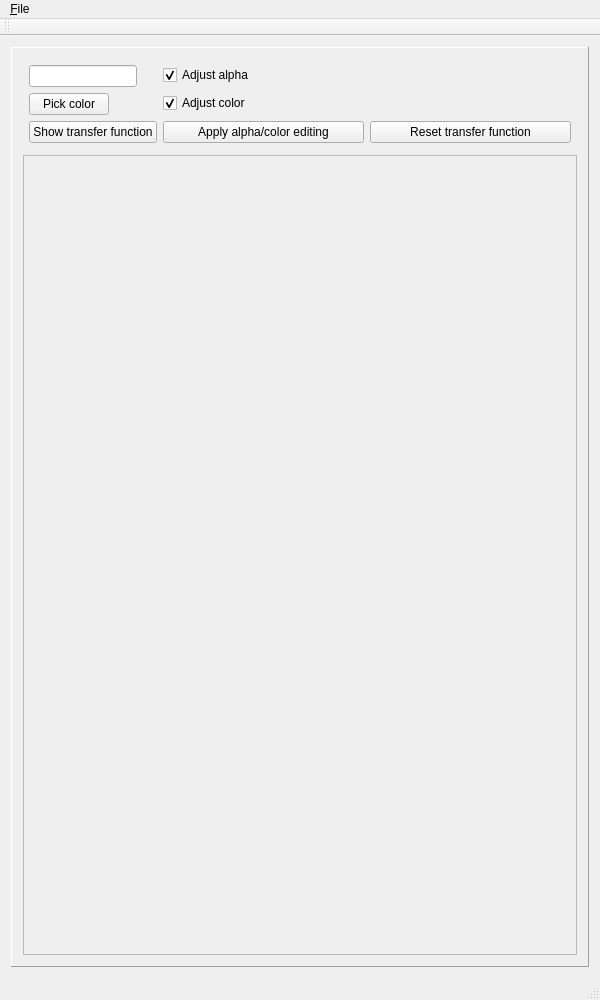
luosz/cuda-visibility, file QtCuda/mainwindow.ui: the form before one commit.
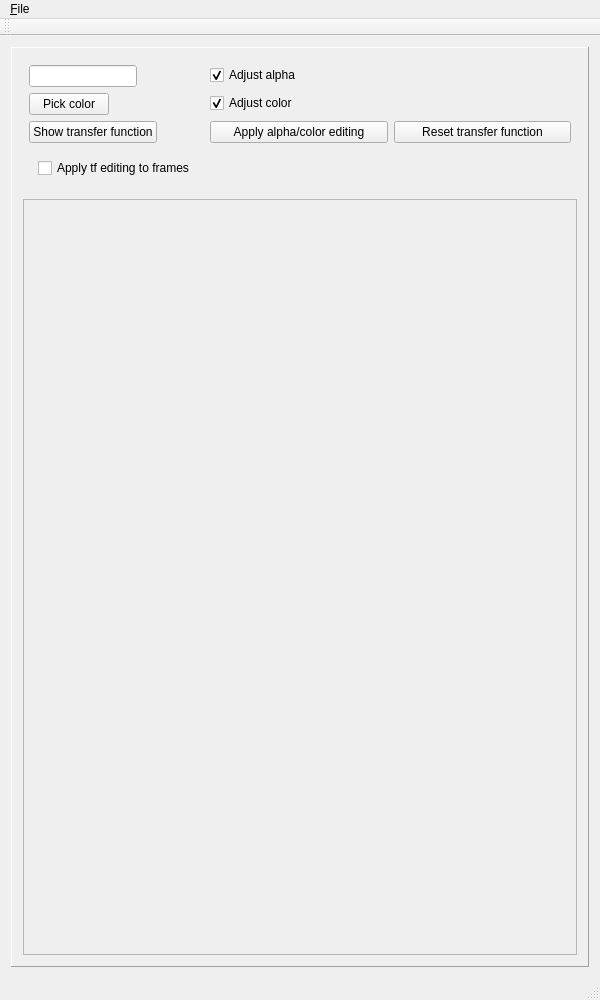
The form after the commit.

Patch:
```diff
--- a/QtCuda/mainwindow.ui
+++ b/QtCuda/mainwindow.ui
@@ -153,6 +153,29 @@
            </item>
           </layout>
          </item>
+         <item row="3" column="0">
+          <layout class="QHBoxLayout" name="horizontalLayout">
+           <property name="leftMargin">
+            <number>9</number>
+           </property>
+           <property name="topMargin">
+            <number>9</number>
+           </property>
+           <property name="rightMargin">
+            <number>9</number>
+           </property>
+           <property name="bottomMargin">
+            <number>9</number>
+           </property>
+           <item>
+            <widget class="QCheckBox" name="checkBox_3">
+             <property name="text">
+              <string>Apply tf editing to frames</string>
+             </property>
+            </widget>
+           </item>
+          </layout>
+         </item>
         </layout>
        </item>
       </layout>
```
